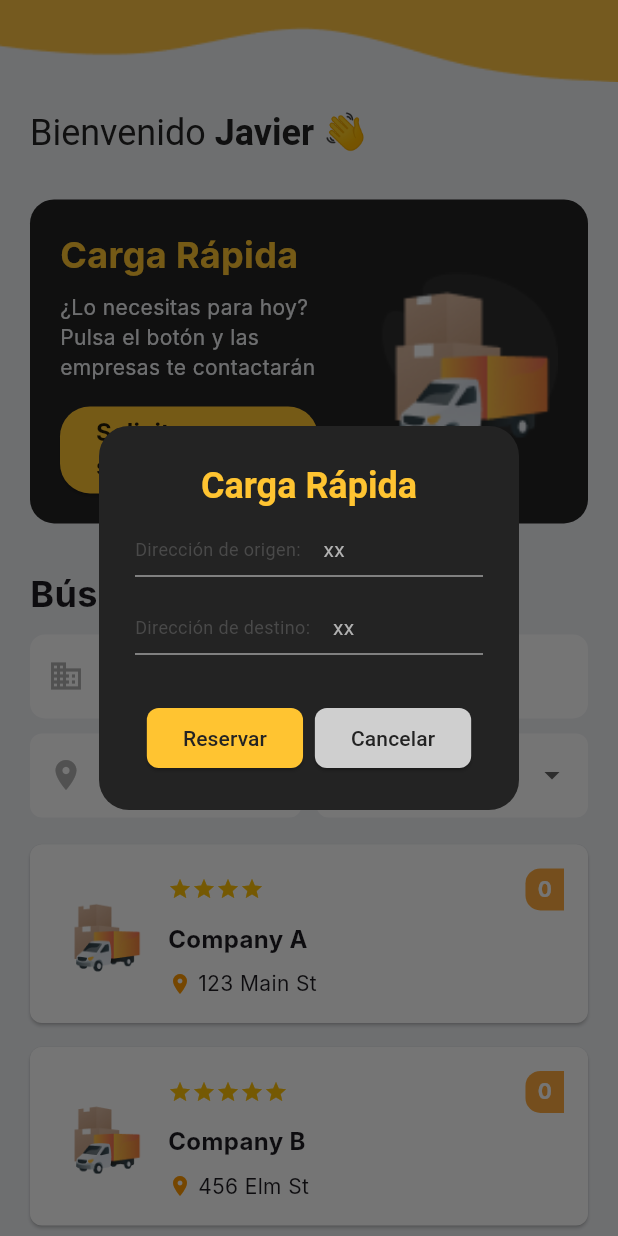
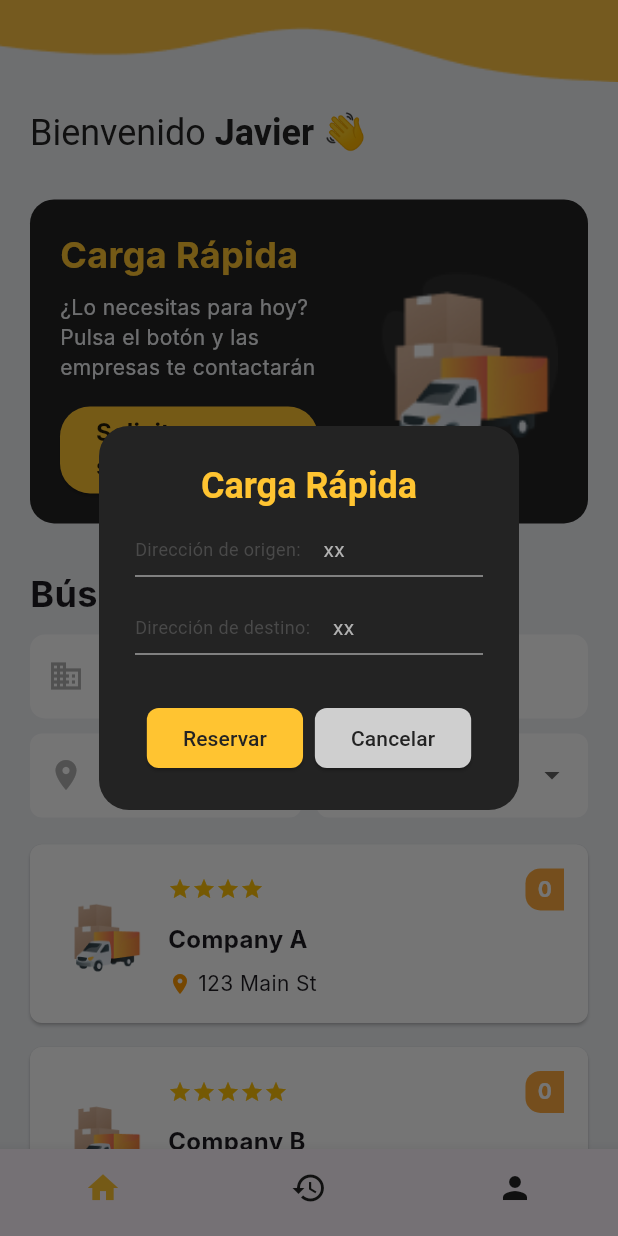
Before and after one commit to SI728-Emergentes-CargaSinEstres/mobile-app, a Flutter app: the HomeScreen screen opened by its route, after a tap on "Solicitar servicio", on a phone screen of 412 x 824 dp. Run offline on Flutter 3.47's test engine with Material 3 defaults, Android fonts, the phone set to English and light mode, and no system bars; Roboto replaces fonts that are missing (Inter).

Commit message:
feat: Add bottom navigation bar

```diff
--- a/carga_sin_estres_flutter/lib/main.dart
+++ b/carga_sin_estres_flutter/lib/main.dart
@@ -1,7 +1,9 @@
 import 'package:carga_sin_estres_flutter/screens/menu/home.dart';
 import 'package:carga_sin_estres_flutter/screens/menu/login.dart';
+import 'package:carga_sin_estres_flutter/screens/menu/profile.dart';
 import 'package:carga_sin_estres_flutter/screens/menu/register.dart';
 import 'package:carga_sin_estres_flutter/screens/menu/splash_screen.dart';
+import 'package:carga_sin_estres_flutter/screens/reservations/history.dart';
 import 'package:flutter/material.dart';
 
 void main() {
@@ -36,6 +38,12 @@ class MainApp extends StatelessWidget {
           case '/home':
             builder = (BuildContext context) => const HomeScreen();
             break;
+          case '/history':
+            builder = (BuildContext context) => const HistoryScreen();
+            break;
+          case '/profile':
+            builder = (BuildContext context) => const ProfileScreen();
+            break;
           default:
             throw Exception('Invalid route: ${settings.name}');
         }
--- a/carga_sin_estres_flutter/lib/models/company.dart
+++ b/carga_sin_estres_flutter/lib/models/company.dart
@@ -1,5 +1,3 @@
-import 'dart:ffi';
-
 import 'package:carga_sin_estres_flutter/models/services.dart';
 
 class Company {
--- a/carga_sin_estres_flutter/lib/models/services.dart
+++ b/carga_sin_estres_flutter/lib/models/services.dart
@@ -1,5 +1,3 @@
-import 'dart:ffi';
-
 class Services {
   final int id;
   final String name;
--- a/carga_sin_estres_flutter/lib/screens/menu/home.dart
+++ b/carga_sin_estres_flutter/lib/screens/menu/home.dart
@@ -1,5 +1,6 @@
 import 'package:carga_sin_estres_flutter/utils/theme.dart';
 import 'package:carga_sin_estres_flutter/widgets/company_search.dart';
+import 'package:carga_sin_estres_flutter/widgets/custom_bottom_navigation_bar.dart';
 import 'package:carga_sin_estres_flutter/widgets/quick_load.dart';
 import 'package:flutter/material.dart';
 
@@ -45,6 +46,7 @@ class _HomeScreenState extends State<HomeScreen> {
           ),
         ),
       ),
+      bottomNavigationBar: CustomBottomNavigationBar(),
     );
   }
 
--- /dev/null
+++ b/carga_sin_estres_flutter/lib/screens/menu/profile.dart
@@ -0,0 +1,15 @@
+import 'package:carga_sin_estres_flutter/widgets/custom_bottom_navigation_bar.dart';
+import 'package:flutter/material.dart';
+
+class ProfileScreen extends StatelessWidget {
+  const ProfileScreen({super.key});
+
+  @override
+  Widget build(BuildContext context) {
+    return Scaffold(
+      appBar: AppBar(title: const Text('Profile')),
+      body: const Center(child: Text('Profile Screen')),
+      bottomNavigationBar: CustomBottomNavigationBar(),
+    );
+  }
+}
--- a/carga_sin_estres_flutter/lib/screens/reservations/company_details.dart
+++ b/carga_sin_estres_flutter/lib/screens/reservations/company_details.dart
@@ -1,4 +1,5 @@
 import 'package:carga_sin_estres_flutter/utils/theme.dart';
+import 'package:carga_sin_estres_flutter/widgets/custom_bottom_navigation_bar.dart';
 import 'package:flutter/material.dart';
 import 'package:carga_sin_estres_flutter/models/company.dart';
 
@@ -148,6 +149,7 @@ class _CompanyDetailsScreenState extends State<CompanyDetailsScreen> {
           ],
         ),
       ),
+      bottomNavigationBar: CustomBottomNavigationBar(),
     );
   }
 
--- /dev/null
+++ b/carga_sin_estres_flutter/lib/screens/reservations/history.dart
@@ -0,0 +1,15 @@
+import 'package:carga_sin_estres_flutter/widgets/custom_bottom_navigation_bar.dart';
+import 'package:flutter/material.dart';
+
+class HistoryScreen extends StatelessWidget {
+  const HistoryScreen({super.key});
+
+  @override
+  Widget build(BuildContext context) {
+    return Scaffold(
+      appBar: AppBar(title: const Text('History')),
+      body: const Center(child: Text('History Screen')),
+      bottomNavigationBar: CustomBottomNavigationBar(),
+    );
+  }
+}
--- a/carga_sin_estres_flutter/lib/widgets/company_card.dart
+++ b/carga_sin_estres_flutter/lib/widgets/company_card.dart
@@ -1,6 +1,5 @@
 import 'package:carga_sin_estres_flutter/models/company.dart';
 import 'package:carga_sin_estres_flutter/screens/reservations/company_details.dart';
-import 'package:carga_sin_estres_flutter/utils/theme.dart';
 import 'package:flutter/material.dart';
 
 class CompanyCard extends StatelessWidget {
--- a/carga_sin_estres_flutter/lib/widgets/company_search.dart
+++ b/carga_sin_estres_flutter/lib/widgets/company_search.dart
@@ -1,5 +1,4 @@
 import 'package:carga_sin_estres_flutter/models/company.dart';
-import 'package:carga_sin_estres_flutter/models/services.dart';
 import 'package:carga_sin_estres_flutter/utils/theme.dart';
 import 'package:carga_sin_estres_flutter/widgets/company_card.dart';
 import 'package:flutter/material.dart';
--- /dev/null
+++ b/carga_sin_estres_flutter/lib/widgets/custom_bottom_navigation_bar.dart
@@ -0,0 +1,60 @@
+import 'package:flutter/material.dart';
+import 'package:carga_sin_estres_flutter/utils/theme.dart';
+
+class CustomBottomNavigationBar extends StatefulWidget {
+  const CustomBottomNavigationBar({super.key});
+
+  @override
+  State<CustomBottomNavigationBar> createState() =>
+      _CustomBottomNavigationBarState();
+}
+
+class _CustomBottomNavigationBarState extends State<CustomBottomNavigationBar> {
+  int _selectedIndex = 0;
+
+  void _onItemTapped(int index) {
+    setState(() {
+      _selectedIndex = index;
+    });
+    switch (index) {
+      case 0:
+        Navigator.pushNamed(context, '/home');
+        break;
+      case 1:
+        Navigator.pushNamed(context, '/history');
+        break;
+      case 2:
+        Navigator.pushNamed(context, '/profile');
+        break;
+    }
+  }
+
+  @override
+  Widget build(BuildContext context) {
+    return BottomNavigationBar(
+      currentIndex: _selectedIndex,
+      onTap: _onItemTapped,
+      items: const <BottomNavigationBarItem>[
+        BottomNavigationBarItem(
+          icon: Icon(Icons.home),
+          label: '',
+          backgroundColor: Colors.transparent,
+        ),
+        BottomNavigationBarItem(
+          icon: Icon(Icons.history),
+          label: '',
+          backgroundColor: Colors.transparent,
+        ),
+        BottomNavigationBarItem(
+          icon: Icon(Icons.person),
+          label: '',
+          backgroundColor: Colors.transparent,
+        ),
+      ],
+      selectedItemColor: AppTheme.primaryYellow,
+      unselectedItemColor: AppTheme.secondaryBlack,
+      showSelectedLabels: false,
+      showUnselectedLabels: false,
+    );
+  }
+}
```
Also changed, not shown: carga_sin_estres_flutter/lib/widgets/bottom_navigation_bar.dart (deleted).
